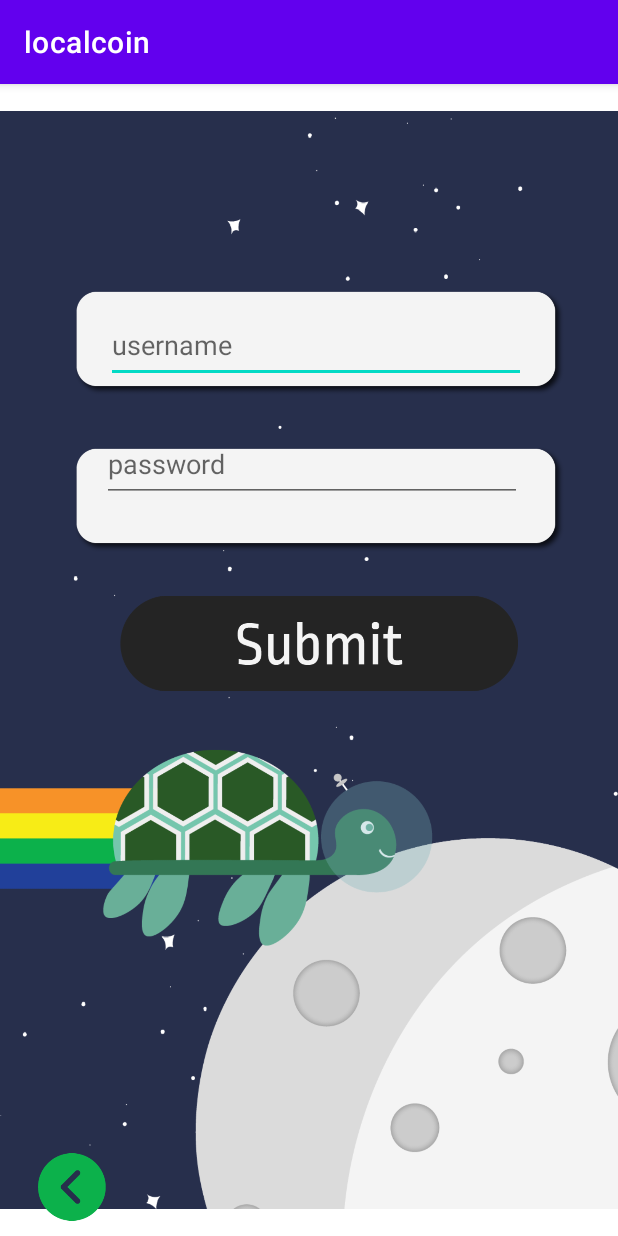
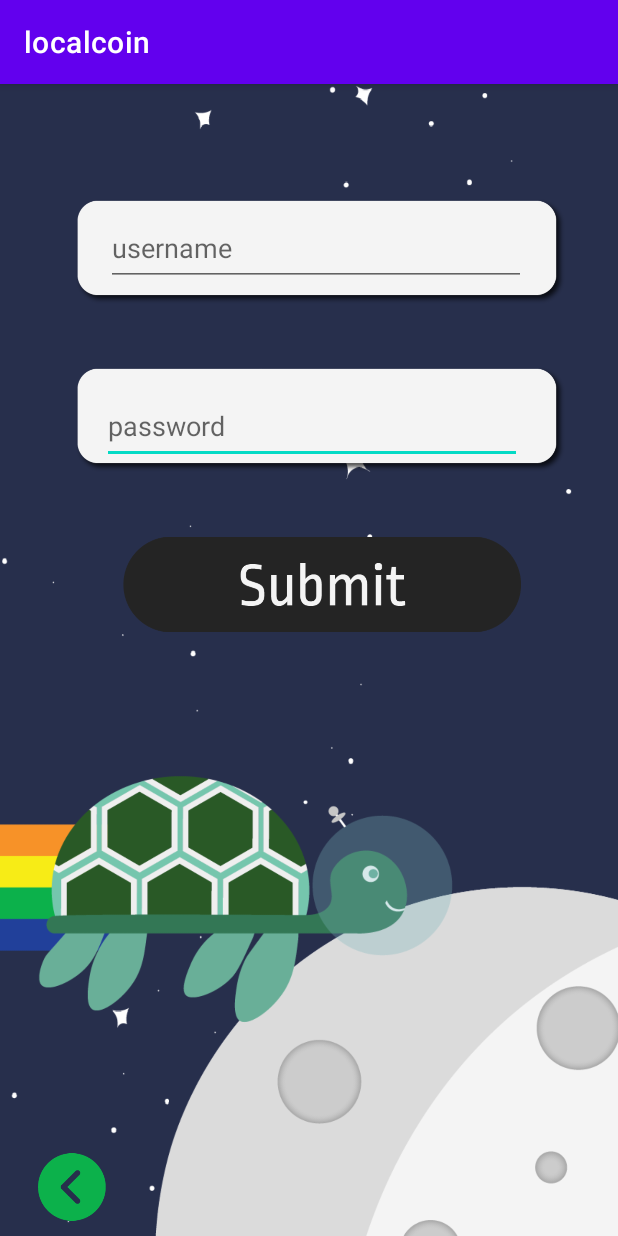
Before and after one commit to Ecnavda/localcoin, an Android app: the LoginActivity screen opened directly, with no data from a screen before it, on a phone screen of 412 x 824 dp. Run offline under Robolectric (Android 15) with nearby library versions, the phone set to English and light mode, and no system bars; Roboto replaces fonts that are not available here.

Commit message:
Changed login

```diff
--- a/app/src/main/java/com/example/localcoin/AddCoin.kt
+++ b/app/src/main/java/com/example/localcoin/AddCoin.kt
@@ -25,7 +25,7 @@ private const val ARG_PARAM2 = "param2"
  * create an instance of this fragment.
  */
 class AddCoin : Fragment() {
-    val FILE_NAME = "test_list1.txt"
+    val FILE_NAME = "test_newFile2.txt"
     // TODO: Rename and change types of parameters
     private var param1: String? = null
     private var param2: String? = null
--- a/app/src/main/java/com/example/localcoin/LoginActivity.kt
+++ b/app/src/main/java/com/example/localcoin/LoginActivity.kt
@@ -12,11 +12,17 @@ class LoginActivity : AppCompatActivity() {
         setContentView(R.layout.activity_login)
 
         val confirmLoginButton = findViewById<ImageView>(R.id.confirmLoginButton)
+        val backButton = findViewById<ImageView>(R.id.backButton)
 
 
         confirmLoginButton.setOnClickListener{
             val intention = Intent(this, accountActivity::class.java)
             this.startActivity(intention)
+
+            backButton.setOnClickListener {
+                val intention = Intent(this,MainActivity::class.java)
+                this.startActivity(intention)
+            }
         }
     }
 }
--- a/app/src/main/java/com/example/localcoin/Portfolio.kt
+++ b/app/src/main/java/com/example/localcoin/Portfolio.kt
@@ -23,7 +23,7 @@ import java.lang.StringBuilder
 
 
 class Portfolio : Fragment() {
-    val FILE_NAME = "test_list1.txt"
+    val FILE_NAME = "test_newFile2.txt"
     val listOfCoins = mutableListOf<CoinItem>()
 
 
--- a/app/src/main/res/layout/activity_login.xml
+++ b/app/src/main/res/layout/activity_login.xml
@@ -8,25 +8,26 @@
 
     <ImageView
         android:id="@+id/imageView2"
-        android:layout_width="wrap_content"
-        android:layout_height="wrap_content"
+        android:layout_width="535dp"
+        android:layout_height="919dp"
         app:layout_constraintBottom_toBottomOf="parent"
         app:layout_constraintEnd_toEndOf="parent"
-        app:layout_constraintHorizontal_bias="0.0"
+        app:layout_constraintHorizontal_bias="0.572"
         app:layout_constraintStart_toStartOf="parent"
         app:layout_constraintTop_toTopOf="parent"
-        app:layout_constraintVertical_bias="1.0"
+        app:layout_constraintVertical_bias="0.493"
         app:srcCompat="@drawable/login_signin" />
 
     <ImageView
         android:id="@+id/imageView6"
         android:layout_width="330dp"
         android:layout_height="110dp"
-        android:layout_marginBottom="436dp"
         app:layout_constraintBottom_toBottomOf="parent"
         app:layout_constraintEnd_toEndOf="parent"
-        app:layout_constraintHorizontal_bias="0.585"
+        app:layout_constraintHorizontal_bias="0.592"
         app:layout_constraintStart_toStartOf="parent"
+        app:layout_constraintTop_toTopOf="parent"
+        app:layout_constraintVertical_bias="0.256"
         app:srcCompat="@drawable/inputbox_shadow" />
 
     <ImageView
@@ -35,11 +36,26 @@
         android:layout_height="110dp"
         app:layout_constraintBottom_toBottomOf="parent"
         app:layout_constraintEnd_toEndOf="parent"
-        app:layout_constraintHorizontal_bias="0.585"
+        app:layout_constraintHorizontal_bias="0.592"
         app:layout_constraintStart_toStartOf="parent"
         app:layout_constraintTop_toTopOf="parent"
-        app:layout_constraintVertical_bias="0.178"
+        app:layout_constraintVertical_bias="0.086"
         app:srcCompat="@drawable/inputbox_shadow" />
+
+    <EditText
+        android:id="@+id/editTextTextPassword"
+        android:layout_width="280dp"
+        android:layout_height="50dp"
+        android:layout_marginTop="64dp"
+        android:layout_marginEnd="64dp"
+        android:ems="10"
+        android:hint="password"
+        android:inputType="textPassword"
+        app:layout_constraintBottom_toBottomOf="parent"
+        app:layout_constraintEnd_toEndOf="parent"
+        app:layout_constraintTop_toTopOf="parent"
+        app:layout_constraintVertical_bias="0.213"
+        tools:ignore="SpeakableTextPresentCheck" />
 
     <EditText
         android:id="@+id/editTextTextPersonName"
@@ -53,25 +69,22 @@
         app:layout_constraintHorizontal_bias="0.534"
         app:layout_constraintStart_toStartOf="parent"
         app:layout_constraintTop_toTopOf="parent"
-        app:layout_constraintVertical_bias="0.208" />
+        app:layout_constraintVertical_bias="0.118" />
 
-    <EditText
-        android:id="@+id/editTextTextPassword"
-        android:layout_width="280dp"
-        android:layout_height="50dp"
-        android:layout_marginTop="64dp"
-        android:layout_marginEnd="64dp"
-        android:ems="10"
-        android:hint="password"
-        android:inputType="textPassword"
+    <ImageView
+        android:id="@+id/confirmLoginButton"
+        android:layout_width="265dp"
+        android:layout_height="98dp"
         app:layout_constraintBottom_toBottomOf="parent"
         app:layout_constraintEnd_toEndOf="parent"
+        app:layout_constraintHorizontal_bias="0.561"
+        app:layout_constraintStart_toStartOf="parent"
         app:layout_constraintTop_toTopOf="parent"
-        app:layout_constraintVertical_bias="0.252"
-        tools:ignore="SpeakableTextPresentCheck" />
+        app:layout_constraintVertical_bias="0.425"
+        app:srcCompat="@drawable/submit_1" />
 
     <ImageView
-        android:id="@+id/imageView8"
+        android:id="@+id/backButton"
         android:layout_width="45dp"
         android:layout_height="45dp"
         android:layout_marginStart="25dp"
@@ -80,16 +93,4 @@
         app:layout_constraintStart_toStartOf="parent"
         app:srcCompat="@drawable/back" />
 
-    <ImageView
-        android:id="@+id/confirmLoginButton"
-        android:layout_width="265dp"
-        android:layout_height="98dp"
-        app:layout_constraintBottom_toBottomOf="parent"
-        app:layout_constraintEnd_toEndOf="parent"
-        app:layout_constraintHorizontal_bias="0.547"
-        app:layout_constraintStart_toStartOf="parent"
-        app:layout_constraintTop_toTopOf="parent"
-        app:layout_constraintVertical_bias="0.484"
-        app:srcCompat="@drawable/submit_1" />
-
 </androidx.constraintlayout.widget.ConstraintLayout>
```
Also changed, not shown: app/src/main/java/com/example/localcoin/MainActivity.kt (+11 -0 lines).
